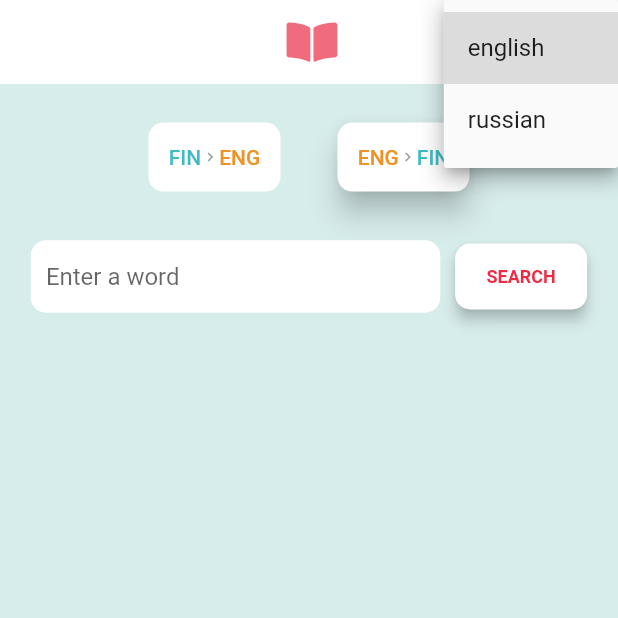
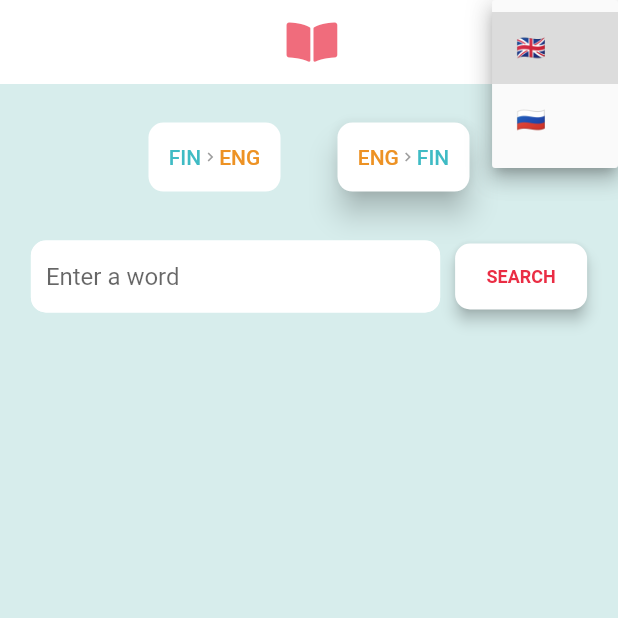
Before and after one commit to yellowswordg/finapp, a Flutter app: the screen it shows after launch, after a tap on the "arrow drop down" icon, on a phone screen of 412 x 824 dp, the top half of it. Run offline on Flutter 3.47's test engine with Material 2 defaults, Android fonts, the phone set to English and light mode, and no system bars; our stand-ins replace bloc, equatable, flutter_bloc, font_awesome_flutter, sqflite; accounts and stored records are empty.

Commit message:
finish temporary refactor

```diff
--- a/lib/models/data.dart
+++ b/lib/models/data.dart
@@ -2,7 +2,10 @@ import 'package:finapp/models/language.dart';
 import 'package:finapp/models/languages.dart';
 
 const Map<Languages, Language> languages = {
-  Languages.english: Language(language: 'english', shortName: 'ENG', flag: ''),
-  Languages.russian: Language(language: 'russian', shortName: 'RUS', flag: ''),
-  Languages.finnish: Language(language: 'finnish', shortName: 'FIN', flag: ''),
+  Languages.english:
+      Language(language: 'english', shortName: 'ENG', flag: '🇬🇧'),
+  Languages.russian:
+      Language(language: 'russian', shortName: 'RUS', flag: '🇷🇺'),
+  Languages.finnish:
+      Language(language: 'finnish', shortName: 'FIN', flag: '🇫🇮'),
 };
--- a/lib/screens/dictionary/dictionary.dart
+++ b/lib/screens/dictionary/dictionary.dart
@@ -64,11 +64,11 @@ class _DictionaryState extends State<Dictionary> {
                 items: [
                   DropdownMenuItem(
                     value: Languages.english,
-                    child: Text('english'),
+                    child: Text(languages[Languages.english].flag),
                   ),
                   DropdownMenuItem(
                     value: Languages.russian,
-                    child: Text('russian'),
+                    child: Text(languages[Languages.russian].flag),
                   )
                 ],
                 onChanged: (value) {
```
